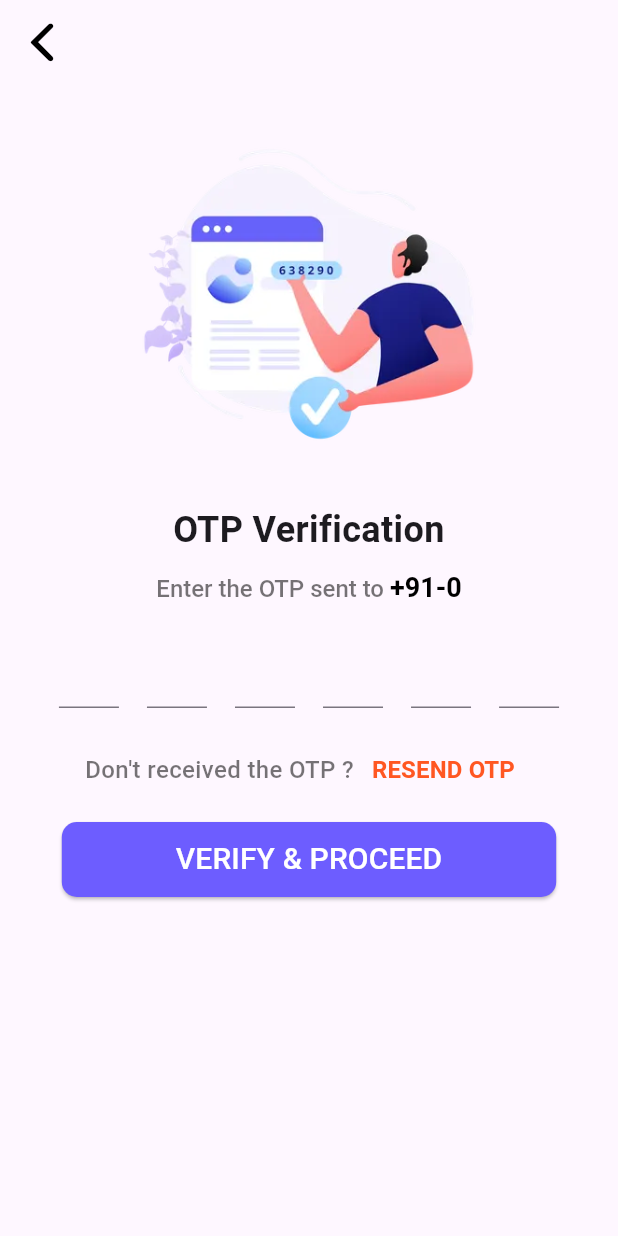
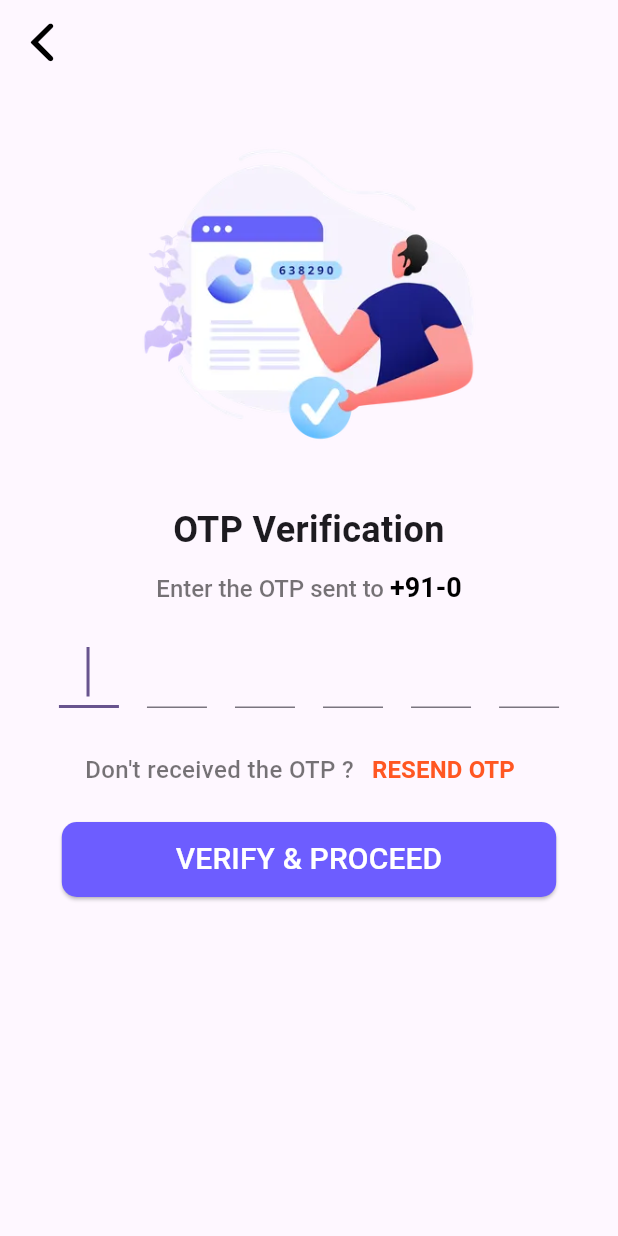
Before and after one commit to AbrarSumra/firebase_note_app, a Flutter app: the OTPScreen screen opened directly with empty values, after a tap on "VERIFY & PROCEED", on a phone screen of 412 x 824 dp. Run offline on Flutter 3.47's test engine with Material 3 defaults, Android fonts, the phone set to English and light mode, and no system bars; our stand-ins replace animated_text_kit, cloud_firestore, firebase_auth, firebase_core, google_fonts, shared_preferences; accounts and stored records are empty.

Commit message:
Implementation of the Mobile Authentication on Firebase

```diff
--- a/lib/screens/otp_screens/mobile_number_screen.dart
+++ b/lib/screens/otp_screens/mobile_number_screen.dart
@@ -1,3 +1,4 @@
+import 'package:firebase_auth/firebase_auth.dart';
 import 'package:flutter/cupertino.dart';
 import 'package:flutter/material.dart';
 import 'package:wscube_firebase/screens/otp_screens/otp_screen.dart';
@@ -105,14 +106,30 @@ class MobileNumberScreen extends StatelessWidget {
                 const SizedBox(height: 41),
                 CustomButton(
                   label: "Get OTP",
-                  onTap: () {
+                  onTap: () async {
                     if (mobileController.text.isNotEmpty) {
-                      Navigator.push(
-                          context,
-                          MaterialPageRoute(
-                              builder: (ctx) => OTPScreen(
-                                    moNumber: int.parse(mobileController.text),
-                                  )));
+                      await FirebaseAuth.instance.verifyPhoneNumber(
+                        phoneNumber: "+91${mobileController.text.toString()}",
+                        verificationCompleted:
+                            (PhoneAuthCredential credential) {
+                          print("Verification Completed");
+                        },
+                        verificationFailed: (FirebaseAuthException e) {
+                          print("Verification Failed");
+                        },
+                        codeAutoRetrievalTimeout: (String verificationId) {},
+                        codeSent: (String verificationId, int? resendToken) {
+                          // navigate to next screen (OTP)
+                          Navigator.push(
+                              context,
+                              MaterialPageRoute(
+                                  builder: (ctx) => OTPScreen(
+                                        moNumber:
+                                            int.parse(mobileController.text),
+                                        mVerificationId: verificationId,
+                                      )));
+                        },
+                      );
                     }
                   },
                 ),
--- a/lib/screens/otp_screens/otp_screen.dart
+++ b/lib/screens/otp_screens/otp_screen.dart
@@ -1,35 +1,33 @@
+import 'package:firebase_auth/firebase_auth.dart';
 import 'package:flutter/cupertino.dart';
 import 'package:flutter/material.dart';
+import 'package:shared_preferences/shared_preferences.dart';
+import 'package:wscube_firebase/screens/home_screen.dart';
+import 'package:wscube_firebase/screens/login_page.dart';
 import 'package:wscube_firebase/widget_constant/button.dart';
 
 class OTPScreen extends StatefulWidget {
-  const OTPScreen({super.key, required this.moNumber});
+  const OTPScreen(
+      {super.key, required this.moNumber, required this.mVerificationId});
 
   final int moNumber;
+  final String mVerificationId;
 
   @override
   State<OTPScreen> createState() => _OTPScreenState();
 }
 
 class _OTPScreenState extends State<OTPScreen> {
-  List<TextEditingController> controllers =
-      List.generate(6, (index) => TextEditingController());
-  List<FocusNode> focusNodes = List.generate(6, (index) => FocusNode());
+  TextEditingController otp1 = TextEditingController();
+  TextEditingController otp2 = TextEditingController();
+  TextEditingController otp3 = TextEditingController();
+  TextEditingController otp4 = TextEditingController();
+  TextEditingController otp5 = TextEditingController();
+  TextEditingController otp6 = TextEditingController();
 
   @override
   void initState() {
     super.initState();
-
-    for (int i = 0; i < controllers.length; i++) {
-      final currentController = controllers[i];
-      final nextFocus = i < controllers.length - 1 ? focusNodes[i + 1] : null;
-
-      currentController.addListener(() {
-        if (currentController.text.length == 1 && nextFocus != null) {
-          FocusScope.of(context).requestFocus(nextFocus);
-        }
-      });
-    }
   }
 
   @override
@@ -84,30 +82,15 @@ class _OTPScreenState extends State<OTPScreen> {
               SizedBox(
                 width: MediaQuery.of(context).size.width * 0.9,
                 child: Row(
-                  mainAxisAlignment: MainAxisAlignment.spaceEvenly,
-                  children: List.generate(
-                    controllers.length,
-                    (index) => SizedBox(
-                      width: 40,
-                      height: 55,
-                      child: TextFormField(
-                        controller: controllers[index],
-                        maxLength: 1,
-                        keyboardType: TextInputType.number,
-                        style: const TextStyle(
-                          fontSize: 22,
-                          color: Colors.black,
-                          fontWeight: FontWeight.w500,
-                        ),
-                        textAlign: TextAlign.center,
-                        focusNode: focusNodes[index],
-                        decoration: const InputDecoration(
-                          counterText: '',
-                        ),
-                      ),
-                    ),
-                  ),
-                ),
+                    mainAxisAlignment: MainAxisAlignment.spaceEvenly,
+                    children: [
+                      mTextField(controller: otp1, mFocus: true),
+                      mTextField(controller: otp2, mFocus: false),
+                      mTextField(controller: otp3, mFocus: false),
+                      mTextField(controller: otp4, mFocus: false),
+                      mTextField(controller: otp5, mFocus: false),
+                      mTextField(controller: otp6, mFocus: false),
+                    ]),
               ),
               const SizedBox(height: 11),
               Row(
@@ -139,7 +122,32 @@ class _OTPScreenState extends State<OTPScreen> {
               const SizedBox(height: 11),
               CustomButton(
                 label: "VERIFY & PROCEED",
-                onTap: () {},
+                onTap: () async {
+                  if (otp1.text.isNotEmpty &&
+                      otp2.text.isNotEmpty &&
+                      otp3.text.isNotEmpty &&
+                      otp4.text.isNotEmpty &&
+                      otp5.text.isNotEmpty &&
+                      otp6.text.isNotEmpty) {
+                    var otpCode =
+                        "${otp1.text.toString()}${otp2.text.toString()}${otp3.text.toString()}${otp4.text.toString()}${otp5.text.toString()}${otp6.text.toString()}";
+                    var credential = PhoneAuthProvider.credential(
+                        verificationId: widget.mVerificationId,
+                        smsCode: otpCode);
+                    var auth = FirebaseAuth.instance;
+                    var userCred = await auth.signInWithCredential(credential);
+
+                    var prefs = await SharedPreferences.getInstance();
+                    prefs.setString(
+                        LoginScreen.LOGIN_PREFS_KEY, userCred.user!.uid);
+
+                    Navigator.pushReplacement(
+                        context,
+                        MaterialPageRoute(
+                          builder: (context) => HomeScreen(),
+                        ));
+                  }
+                },
               ),
             ],
           ),
@@ -147,4 +155,32 @@ class _OTPScreenState extends State<OTPScreen> {
       ),
     );
   }
+
+  Widget mTextField(
+      {required TextEditingController controller, required bool mFocus}) {
+    return SizedBox(
+      width: 40,
+      height: 55,
+      child: TextFormField(
+        controller: controller,
+        maxLength: 1,
+        autofocus: mFocus,
+        keyboardType: TextInputType.number,
+        onChanged: (value) {
+          if (value.isNotEmpty) {
+            FocusScope.of(context).nextFocus();
+          }
+        },
+        style: const TextStyle(
+          fontSize: 22,
+          color: Colors.black,
+          fontWeight: FontWeight.w500,
+        ),
+        textAlign: TextAlign.center,
+        decoration: const InputDecoration(
+          counterText: '',
+        ),
+      ),
+    );
+  }
 }
```
